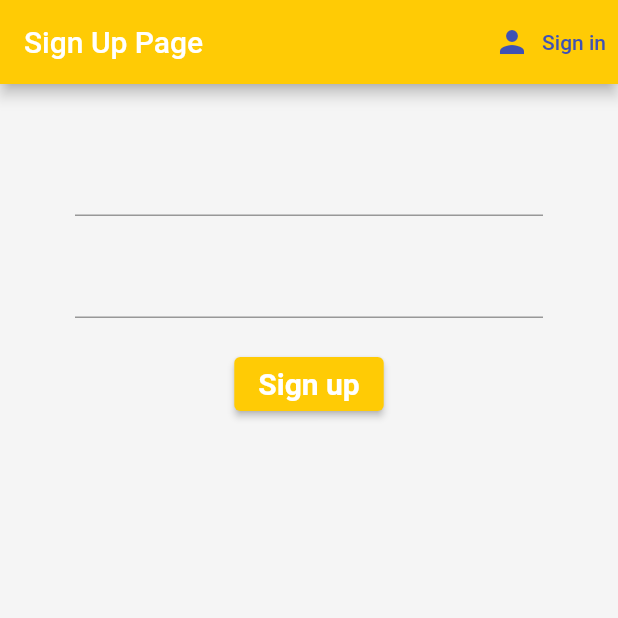
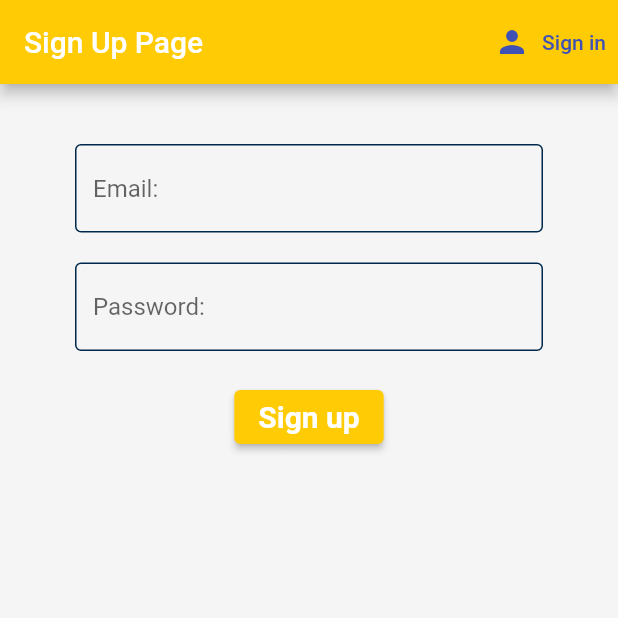
Before and after one commit to cravenbrave/flutter_firebase_demo, a Flutter app: the screen it shows after launch, after a tap on "Sign in", after a tap on "Sign up", on a phone screen of 412 x 824 dp, the top half of it. Run offline on Flutter 3.47's test engine with Material 2 defaults, Android fonts, the phone set to English and light mode, and no system bars; our stand-ins replace firebase_auth, firebase_core, flutter_spinkit; accounts and stored records are empty.

Commit message:
Auth style setup

```diff
--- a/lib/screens/auth/register.dart
+++ b/lib/screens/auth/register.dart
@@ -1,6 +1,8 @@
 import 'package:firbase_test3/screens/auth/signIn.dart';
+import 'package:firbase_test3/shared/loading.dart';
 import 'package:flutter/material.dart';
 import 'package:firbase_test3/services/auth_service.dart';
+import 'package:firbase_test3/shared/constants.dart';
 
 class Register extends StatefulWidget {
   final Function toggleView;
@@ -14,13 +16,16 @@ class _RegisterState extends State<Register> {
   final AuthService _auth = AuthService();
   //used to identify the form
   final _formKey = GlobalKey<FormState>();
+  bool loading = false;
   //text field state
   String email = '';
   String password = '';
   String error = '';
   @override
   Widget build(BuildContext context) {
-    return Scaffold(
+    return loading
+        ? Loading()
+        : Scaffold(
             backgroundColor: Colors.grey[100],
             appBar: AppBar(
               backgroundColor: Color.fromRGBO(255, 203, 5, 1),
@@ -46,8 +51,10 @@ class _RegisterState extends State<Register> {
                     ),
                     //user name/email/id
                     TextFormField(
+                      decoration: textInputDec,
                       //return null if it's valid
-                validator: (val) => val!.isEmpty ? 'Enter an Email' : null,
+                      validator: (val) =>
+                          val!.isEmpty ? 'Enter an Email' : null,
                       onChanged: (val) {
                         setState(() => email = val);
                       },
@@ -57,6 +64,7 @@ class _RegisterState extends State<Register> {
                     ),
                     //password
                     TextFormField(
+                      decoration: textInputDec.copyWith(hintText: 'Password:'),
                       validator: (val) =>
                           val!.length < 6 ? 'Need a longer password' : null,
                       obscureText: true,
@@ -70,11 +78,13 @@ class _RegisterState extends State<Register> {
                     ElevatedButton(
                       onPressed: () async {
                         if (_formKey.currentState!.validate()) {
+                          setState(() => loading = true);
                           // print('it is valid');
-                    dynamic result =
-                        await _auth.registWithEmailPassword(email, password);
+                          dynamic result = await _auth.registWithEmailPassword(
+                              email, password);
                           if (result == null) {
                             setState(() {
+                              loading = false;
                               error =
                                   'Please enter a valid email address or password';
                             });
@@ -84,7 +94,10 @@ class _RegisterState extends State<Register> {
                       child: Text('Sign up'),
                       style: ElevatedButton.styleFrom(
                         primary: Color.fromRGBO(255, 203, 5, 1),
-                  textStyle: TextStyle(color: Colors.white, fontSize: 20, fontWeight: FontWeight.bold),
+                        textStyle: TextStyle(
+                            color: Colors.white,
+                            fontSize: 20,
+                            fontWeight: FontWeight.bold),
                       ),
                     ),
                     SizedBox(
--- a/lib/screens/auth/signIn.dart
+++ b/lib/screens/auth/signIn.dart
@@ -1,6 +1,8 @@
 import 'package:firbase_test3/screens/auth/register.dart';
+import 'package:firbase_test3/shared/loading.dart';
 import 'package:flutter/material.dart';
 import 'package:firbase_test3/services/auth_service.dart';
+import 'package:firbase_test3/shared/constants.dart';
 
 class SignIn extends StatefulWidget {
   final Function toggleView;
@@ -14,13 +16,16 @@ class _SignInState extends State<SignIn> {
   final AuthService _auth = AuthService();
   //used to identify the form
   final _formKey = GlobalKey<FormState>();
+  bool loading = false;
   //text field state
   String email = '';
   String password = '';
   String error = '';
   @override
   Widget build(BuildContext context) {
-    return Scaffold(
+    return loading
+        ? Loading()
+        : Scaffold(
             backgroundColor: Colors.grey[100],
             appBar: AppBar(
               backgroundColor: Color.fromRGBO(0, 39, 76, 1),
@@ -49,9 +54,11 @@ class _SignInState extends State<SignIn> {
                     ),
                     //user name/email/id
                     TextFormField(
+                      decoration: textInputDecSignIn,
                       // enableInteractiveSelection: true,
                       // enabled: true,
-                validator: (val) => val!.isEmpty ? 'Enter an Email' : null,
+                      validator: (val) =>
+                          val!.isEmpty ? 'Enter an Email' : null,
                       onChanged: (val) {
                         setState(() => email = val.trim());
                       },
@@ -61,6 +68,8 @@ class _SignInState extends State<SignIn> {
                     ),
                     //password
                     TextFormField(
+                      decoration:
+                          textInputDecSignIn.copyWith(hintText: 'Password:'),
                       validator: (val) =>
                           val!.length < 6 ? 'Need a longer password' : null,
                       obscureText: true,
@@ -74,11 +83,13 @@ class _SignInState extends State<SignIn> {
                     ElevatedButton(
                       onPressed: () async {
                         if (_formKey.currentState!.validate()) {
+                          setState(() => loading = true);
                           // print('it is valid');
-                    dynamic result =
-                        await _auth.signInWithEmailPassword(email, password);
+                          dynamic result = await _auth.signInWithEmailPassword(
+                              email, password);
                           if (result == null) {
                             setState(() {
+                              loading = false;
                               error =
                                   'Please enter a valid email address or password';
                             });
@@ -88,7 +99,10 @@ class _SignInState extends State<SignIn> {
                       child: Text('Sign in'),
                       style: ElevatedButton.styleFrom(
                         primary: Color.fromRGBO(0, 39, 76, 1),
-                  textStyle: TextStyle(color: Colors.white, fontSize: 20, fontWeight: FontWeight.bold),
+                        textStyle: TextStyle(
+                            color: Colors.white,
+                            fontSize: 20,
+                            fontWeight: FontWeight.bold),
                       ),
                     ),
                     SizedBox(
--- /dev/null
+++ b/lib/shared/constants.dart
@@ -0,0 +1,24 @@
+import 'package:flutter/material.dart';
+
+const textInputDec = InputDecoration(
+  hintText: 'Email:',
+  enabledBorder: OutlineInputBorder(
+    borderSide: BorderSide(color: UMBlue, width: 1.0),
+  ),
+  focusedBorder: OutlineInputBorder(
+    borderSide: BorderSide(color: UMYellow, width: 1.0),
+  ),
+);
+
+const textInputDecSignIn = InputDecoration(
+  hintText: 'Email:',
+  enabledBorder: OutlineInputBorder(
+    borderSide: BorderSide(color: UMYellow, width: 1.0),
+  ),
+  focusedBorder: OutlineInputBorder(
+    borderSide: BorderSide(color: UMBlue, width: 1.0),
+  ),
+);
+const UMBlue = Color.fromRGBO(0, 39, 76, 1);
+
+const UMYellow = Color.fromRGBO(255, 203, 5, 1);
--- a/pubspec.yaml
+++ b/pubspec.yaml
@@ -27,6 +27,7 @@ dependencies:
   firebase_core: ^1.5.0
   firebase_analytics: ^8.0.3
   provider: ^5.0.0
+  flutter_spinkit: ^5.0.0
 
 
   # The following adds the Cupertino Icons font to your application.
```
Also changed, not shown: lib/shared/loading.dart (added, +20 -0 lines), pubspec.lock. Lines whose indentation alone changed are shown as unchanged.
